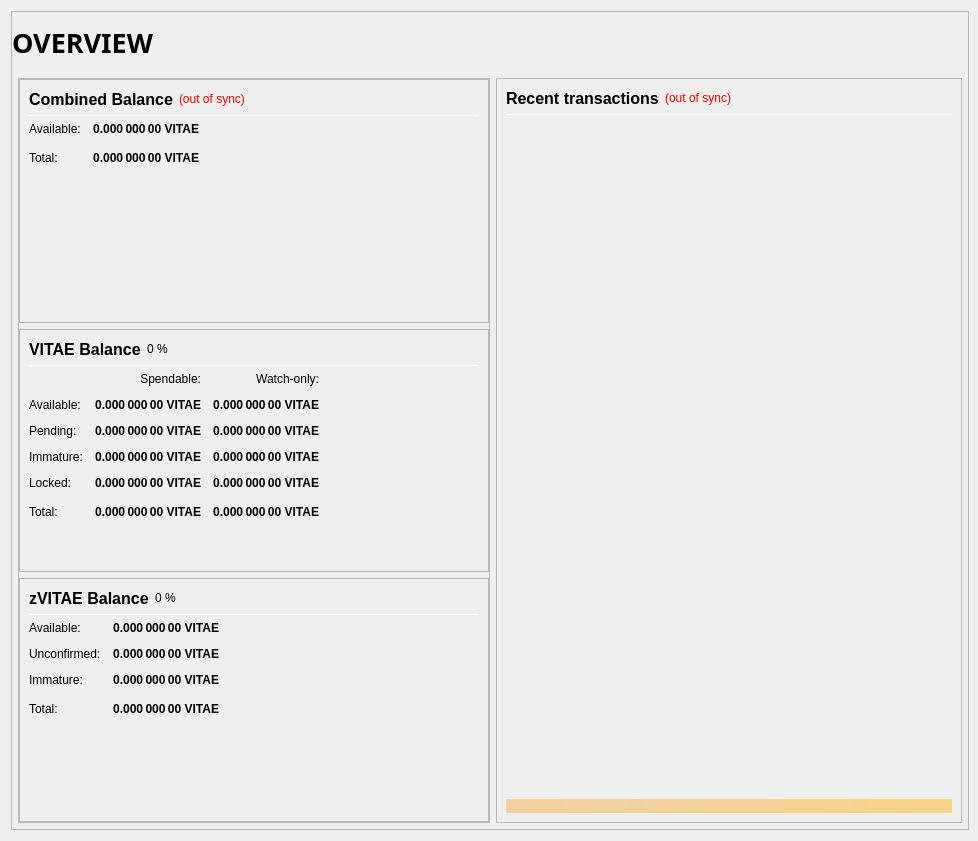
wqking-misc/AureusXIV, file src/qt/forms/overviewpage.ui: the form before one commit.
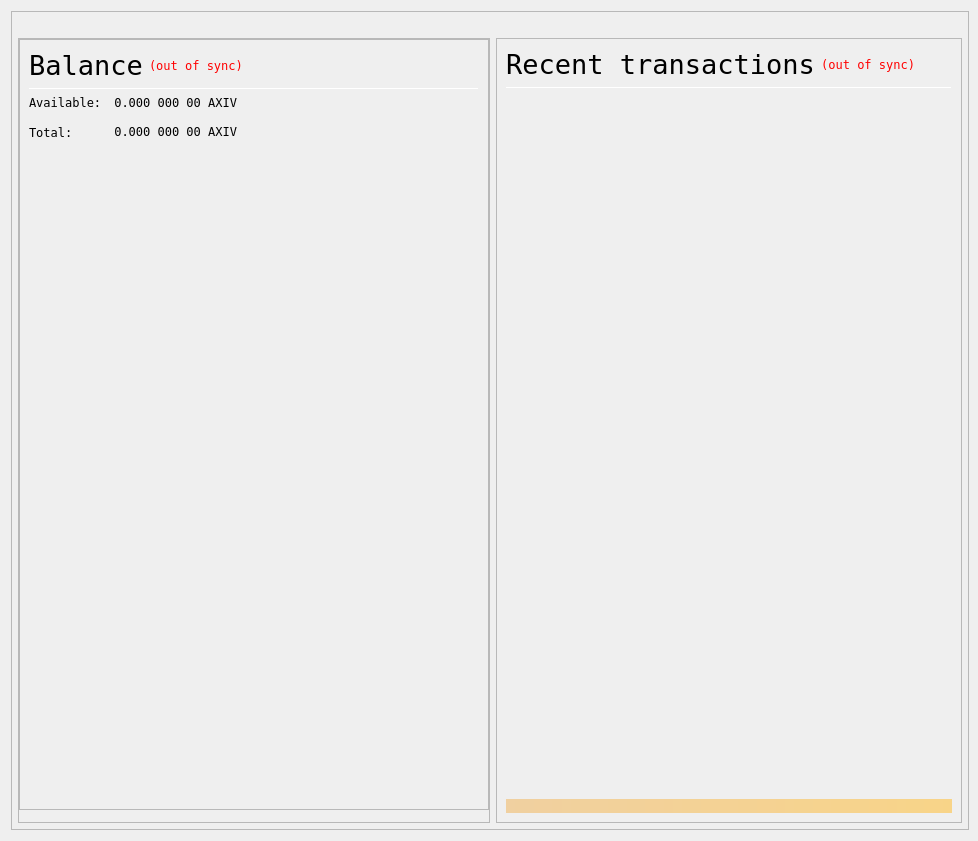
The form after the commit.

What changed in the file:
```diff
--- a/src/qt/forms/overviewpage.ui
+++ b/src/qt/forms/overviewpage.ui
@@ -86,40 +86,10 @@
             <number>0</number>
            </property>
            <item>
-            <layout class="QHBoxLayout" name="horizontalLayout_Header" stretch="1,0,1">
+            <layout class="QHBoxLayout" name="horizontalLayout_Header" stretch="0">
              <property name="spacing">
               <number>6</number>
              </property>
-             <item>
-              <widget class="QLabel" name="labelOverviewHeaderLeft">
-               <property name="minimumSize">
-                <size>
-                 <width>464</width>
-                 <height>60</height>
-                </size>
-               </property>
-               <property name="maximumSize">
-                <size>
-                 <width>16777215</width>
-                 <height>60</height>
-                </size>
-               </property>
-               <property name="font">
-                <font>
-                 <family>Andale-Mono</family>
-                 <pointsize>20</pointsize>
-                 <weight>75</weight>
-                 <bold>true</bold>
-                </font>
-               </property>
-               <property name="text">
-                <string>OVERVIEW</string>
-               </property>
-               <property name="alignment">
-                <set>Qt::AlignLeading|Qt::AlignLeft|Qt::AlignVCenter</set>
-               </property>
-              </widget>
-             </item>
              <item>
               <spacer name="horizontalSpacer_Header">
                <property name="orientation">
@@ -133,33 +103,6 @@
                </property>
               </spacer>
              </item>
-             <item>
-              <widget class="QLabel" name="labelOverviewHeaderRight">
-               <property name="minimumSize">
-                <size>
-                 <width>464</width>
-                 <height>60</height>
-                </size>
-               </property>
-               <property name="maximumSize">
-                <size>
-                 <width>16777215</width>
-                 <height>60</height>
-                </size>
-               </property>
-               <property name="font">
-                <font>
-                 <pointsize>14</pointsize>
-                </font>
-               </property>
-               <property name="text">
-                <string/>
-               </property>
-               <property name="alignment">
-                <set>Qt::AlignRight|Qt::AlignTrailing|Qt::AlignVCenter</set>
-               </property>
-              </widget>
-             </item>
             </layout>
            </item>
           </layout>
@@ -230,7 +173,7 @@
                     </property>
                     <layout class="QVBoxLayout" name="verticalLayout_5">
                      <item>
-                      <layout class="QHBoxLayout" name="horizontalLayout_5" stretch="0">
+                      <layout class="QHBoxLayout" name="horizontalLayout_5" stretch="0,0,0">
                        <item>
                         <widget class="QLabel" name="label_5z">
                          <property name="minimumSize">
@@ -241,21 +184,27 @@
                          </property>
                          <property name="font">
                           <font>
-                           <pointsize>12</pointsize>
-                           <weight>75</weight>
-                           <bold>true</bold>
+                           <family>Andale Mono</family>
+                           <pointsize>20</pointsize>
+                           <weight>50</weight>
+                           <bold>false</bold>
                           </font>
                          </property>
                          <property name="toolTip">
                           <string>Combined Balance (including unconfirmed and immature coins)</string>
                          </property>
                          <property name="text">
-                          <string>Combined Balance</string>
+                          <string>Balance</string>
                          </property>
                         </widget>
                        </item>
                        <item>
                         <widget class="QLabel" name="labelWalletStatus">
+                         <property name="font">
+                          <font>
+                           <family>Andale Mono</family>
+                          </font>
+                         </property>
                          <property name="cursor">
                           <cursorShape>WhatsThisCursor</cursorShape>
                          </property>
@@ -314,6 +263,11 @@
                        </property>
                        <item row="1" column="0">
                         <widget class="QLabel" name="labelBalanceTextz">
+                         <property name="font">
+                          <font>
+                           <family>Andale Mono</family>
+                          </font>
+                         </property>
                          <property name="text">
                           <string>Available:</string>
                          </property>
@@ -323,8 +277,9 @@
                         <widget class="QLabel" name="labelBalancez">
                          <property name="font">
                           <font>
-                           <weight>75</weight>
-                           <bold>true</bold>
+                           <family>Andale Mono</family>
+                           <weight>50</weight>
+                           <bold>false</bold>
                           </font>
                          </property>
                          <property name="cursor">
@@ -334,7 +289,7 @@
                           <string>Your current spendable balance</string>
                          </property>
                          <property name="text">
-                          <string notr="true">0.000 000 00 VITAE</string>
+                          <string notr="true">0.000 000 00 AXIV</string>
                          </property>
                          <property name="alignment">
                           <set>Qt::AlignRight|Qt::AlignTrailing|Qt::AlignVCenter</set>
@@ -346,6 +301,11 @@
                        </item>
                        <item row="2" column="0">
                         <widget class="QLabel" name="labelTotalTextz">
+                         <property name="font">
+                          <font>
+                           <family>Andale Mono</family>
+                          </font>
+                         </property>
                          <property name="text">
                           <string>Total:</string>
                          </property>
@@ -355,8 +315,9 @@
                         <widget class="QLabel" name="labelTotalz">
                          <property name="font">
                           <font>
-                           <weight>75</weight>
-                           <bold>true</bold>
+                           <family>Andale Mono</family>
+                           <weight>50</weight>
+                           <bold>false</bold>
                           </font>
                          </property>
                          <property name="cursor">
@@ -366,7 +327,7 @@
                           <string>Total Balance, including all unavailable coins.</string>
                          </property>
                          <property name="text">
-                          <string notr="true">0.000 000 00 VITAE</string>
+                          <string notr="true">0.000 000 00 AXIV</string>
                          </property>
                          <property name="alignment">
                           <set>Qt::AlignRight|Qt::AlignTrailing|Qt::AlignVCenter</set>
@@ -409,6 +370,12 @@
                   </item>
                   <item>
                    <widget class="QFrame" name="frame_Balances">
+                    <property name="maximumSize">
+                     <size>
+                      <width>16777215</width>
+                      <height>0</height>
+                     </size>
+                    </property>
                     <property name="frameShape">
                      <enum>QFrame::StyledPanel</enum>
                     </property>
@@ -428,13 +395,14 @@
                          </property>
                          <property name="font">
                           <font>
+                           <family>Andale Mono</family>
                            <pointsize>12</pointsize>
-                           <weight>75</weight>
-                           <bold>true</bold>
+                           <weight>50</weight>
+                           <bold>false</bold>
                           </font>
                          </property>
                          <property name="text">
-                          <string>VITAE Balance</string>
+                          <string>AXIV Balance</string>
                          </property>
                         </widget>
                        </item>
@@ -506,6 +474,11 @@
                        </item>
                        <item row="1" column="0">
                         <widget class="QLabel" name="labelBalanceText">
+                         <property name="font">
+                          <font>
+                           <family>Andale Mono</family>
+                          </font>
+                         </property>
                          <property name="text">
                           <string>Available:</string>
                          </property>
@@ -563,6 +536,11 @@
                        </item>
                        <item row="2" column="0">
                         <widget class="QLabel" name="labelPendingText">
+                         <property name="font">
+                          <font>
+                           <family>Andale Mono</family>
+                          </font>
+                         </property>
                          <property name="text">
                           <string>Pending:</string>
                          </property>
@@ -620,6 +598,11 @@
                        </item>
                        <item row="3" column="0">
                         <widget class="QLabel" name="labelImmatureText">
+                         <property name="font">
+                          <font>
+                           <family>Andale Mono</family>
+                          </font>
+                         </property>
                          <property name="text">
                           <string>Immature:</string>
                          </property>
@@ -677,6 +660,11 @@
                        </item>
                        <item row="4" column="0">
                         <widget class="QLabel" name="labelLockedBalanceText">
+                         <property name="font">
+                          <font>
+                           <family>Andale Mono</family>
+                          </font>
+                         </property>
                          <property name="toolTip">
                           <string>Locked VITAE or Fundamentalnode collaterals. These are excluded from zVITAE minting.</string>
                          </property>
@@ -737,8 +725,10 @@
                        </item>
                        <item row="5" column="0">
                         <widget class="QLabel" name="labelTotalText">
-                         <property name="text">
-                          <string>Total:</string>
+                         <property name="font">
+                          <font>
+                           <family>Andale Mono</family>
+                          </font>
                          </property>
                          <property name="toolTip">
                           <string>Your current VITAE balance, unconfirmed and immature transactions included</string>
@@ -749,8 +739,9 @@
                         <widget class="QLabel" name="labelTotal">
                          <property name="font">
                           <font>
-                           <weight>75</weight>
-                           <bold>true</bold>
+                           <family>Andale Mono</family>
+                           <weight>50</weight>
+                           <bold>false</bold>
                           </font>
                          </property>
                          <property name="cursor">
@@ -760,7 +751,7 @@
                           <string>Your current VITAE balance, unconfirmed and immature transactions included</string>
                          </property>
                          <property name="text">
-                          <string notr="true">0.000 000 00 VITAE</string>
+                          <string notr="true">0.000 000 00 AXIV</string>
                          </property>
                          <property name="alignment">
                           <set>Qt::AlignRight|Qt::AlignTrailing|Qt::AlignVCenter</set>
@@ -774,8 +765,9 @@
                         <widget class="QLabel" name="labelWatchTotal">
                          <property name="font">
                           <font>
-                           <weight>75</weight>
-                           <bold>true</bold>
+                           <family>Andale Mono</family>
+                           <weight>50</weight>
+                           <bold>false</bold>
                           </font>
                          </property>
                          <property name="cursor">
@@ -785,7 +777,7 @@
                           <string>Current total balance in watch-only addresses</string>
                          </property>
                          <property name="text">
-                          <string notr="true">0.000 000 00 VITAE</string>
+                          <string notr="true">0.000 000 00 AXIV</string>
                          </property>
                          <property name="alignment">
                           <set>Qt::AlignRight|Qt::AlignTrailing|Qt::AlignVCenter</set>
@@ -828,6 +820,12 @@
                   </item>
                   <item>
                    <widget class="QFrame" name="frame_ZerocoinBalances">
+                    <property name="maximumSize">
+                     <size>
+                      <width>16777215</width>
+                      <height>0</height>
+                     </size>
+                    </property>
                     <property name="frameShape">
                      <enum>QFrame::StyledPanel</enum>
                     </property>
@@ -836,7 +834,7 @@
                     </property>
                     <layout class="QVBoxLayout" name="verticalLayout_7">
                      <item>
-                      <layout class="QHBoxLayout" name="horizontalLayout_8" stretch="0">
+                      <layout class="QHBoxLayout" name="horizontalLayout_8" stretch="0,0,0">
                        <item>
                         <widget class="QLabel" name="label_5z_3">
                          <property name="minimumSize">
@@ -847,13 +845,14 @@
                          </property>
                          <property name="font">
                           <font>
+                           <family>Andale Mono</family>
                            <pointsize>12</pointsize>
-                           <weight>75</weight>
-                           <bold>true</bold>
+                           <weight>50</weight>
+                           <bold>false</bold>
                           </font>
                          </property>
                          <property name="text">
-                          <string>zVITAE Balance</string>
+                          <string>zAXIV Balance</string>
                          </property>
                         </widget>
                        </item>
@@ -998,6 +997,11 @@
                        </item>
                        <item row="4" column="0">
                         <widget class="QLabel" name="labelzBalanceText">
+                         <property name="font">
+                          <font>
+                           <family>Andale Mono</family>
+                          </font>
+                         </property>
                          <property name="toolTip">
                           <string>Your current zVITAE balance, unconfirmed and immature zVITAE included.</string>
                          </property>
@@ -1010,8 +1014,9 @@
                         <widget class="QLabel" name="labelzBalance">
                          <property name="font">
                           <font>
-                           <weight>75</weight>
-                           <bold>true</bold>
+                           <family>Andale Mono</family>
+                           <weight>50</weight>
+                           <bold>false</bold>
                           </font>
                          </property>
                          <property name="cursor">
@@ -1021,7 +1026,7 @@
                           <string>Your current zVITAE balance, unconfirmed and immature zVITAE included.</string>
                          </property>
                          <property name="text">
-                          <string notr="true">0.000 000 00 VITAE</string>
+                          <string notr="true">0.000 000 00 AXIV</string>
                          </property>
                          <property name="alignment">
                           <set>Qt::AlignRight|Qt::AlignTrailing|Qt::AlignVCenter</set>
@@ -1096,9 +1101,10 @@
                       </property>
                       <property name="font">
                        <font>
-                        <pointsize>12</pointsize>
-                        <weight>75</weight>
-                        <bold>true</bold>
+                        <family>Andale Mono</family>
+                        <pointsize>20</pointsize>
+                        <weight>50</weight>
+                        <bold>false</bold>
                        </font>
                       </property>
                       <property name="text">
@@ -1108,6 +1114,11 @@
                     </item>
                     <item>
                      <widget class="QLabel" name="labelTransactionsStatus">
+                      <property name="font">
+                       <font>
+                        <family>Andale Mono</family>
+                       </font>
+                      </property>
                       <property name="cursor">
                        <cursorShape>WhatsThisCursor</cursorShape>
                       </property>
```
Left out of the diff: 3 changed lines with no effect on the pictures.
